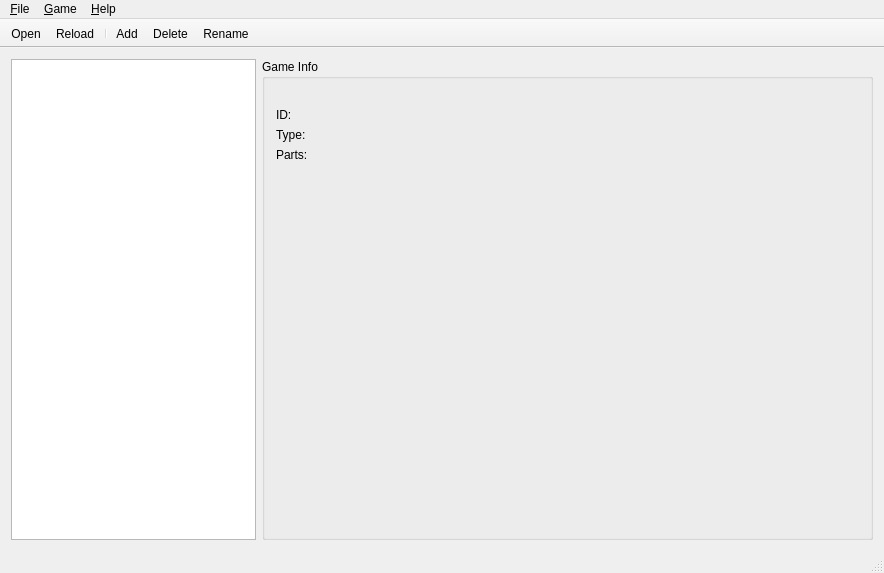
First picture: the form in src/MainWindow.ui, repository brainstream/OPL-PC-Tools, before the edit.
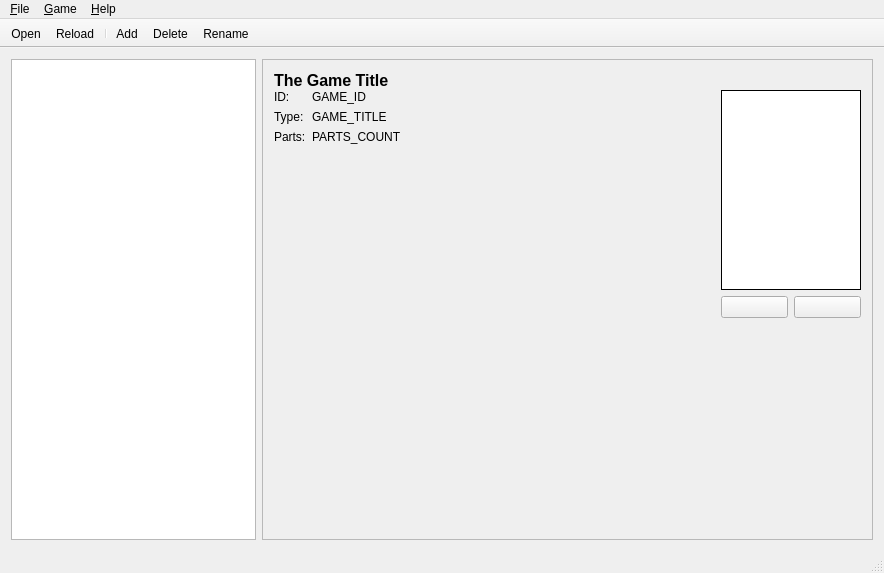
Second picture: the form after the edit. Icons and pictures are not drawn.

Commit message: Refactoring + basic UI for covers

Patch:
```diff
--- a/src/MainWindow.ui
+++ b/src/MainWindow.ui
@@ -36,17 +36,17 @@
      </widget>
     </item>
     <item>
-     <widget class="QGroupBox" name="groupBox">
+     <widget class="QFrame" name="frame">
       <property name="sizePolicy">
        <sizepolicy hsizetype="Expanding" vsizetype="Preferred">
         <horstretch>5</horstretch>
         <verstretch>0</verstretch>
        </sizepolicy>
       </property>
-      <property name="title">
-       <string>Game Info</string>
+      <property name="frameShape">
+       <enum>QFrame::StyledPanel</enum>
       </property>
-      <layout class="QVBoxLayout" name="verticalLayout_2">
+      <layout class="QVBoxLayout" name="verticalLayout">
        <item>
         <widget class="QWidget" name="mp_widget_game_details" native="true">
          <layout class="QVBoxLayout" name="verticalLayout_5">
@@ -81,7 +81,7 @@
              </font>
             </property>
             <property name="text">
-             <string/>
+             <string notr="true">The Game Title</string>
             </property>
             <property name="textFormat">
              <enum>Qt::PlainText</enum>
@@ -98,7 +98,9 @@
            </widget>
           </item>
           <item>
-           <layout class="QFormLayout" name="formLayout">
+           <layout class="QHBoxLayout" name="mp_layout_game_details">
+            <item>
+             <layout class="QFormLayout" name="mp_layout_proprties">
             <item row="1" column="0">
              <widget class="QLabel" name="label_6">
               <property name="text">
@@ -109,7 +111,7 @@
             <item row="1" column="1">
              <widget class="QLabel" name="mp_label_game_id">
               <property name="text">
-               <string/>
+                 <string notr="true">GAME_ID</string>
               </property>
               <property name="textInteractionFlags">
                <set>Qt::TextSelectableByMouse</set>
@@ -126,7 +128,7 @@
             <item row="2" column="1">
              <widget class="QLabel" name="mp_label_game_type">
               <property name="text">
-               <string/>
+                 <string notr="true">GAME_TITLE</string>
               </property>
               <property name="textInteractionFlags">
                <set>Qt::TextSelectableByMouse</set>
@@ -143,10 +145,107 @@
             <item row="3" column="1">
              <widget class="QLabel" name="mp_label_game_parts">
               <property name="text">
-               <string/>
+                 <string notr="true">PARTS_COUNT</string>
               </property>
               <property name="textInteractionFlags">
                <set>Qt::TextSelectableByMouse</set>
+                </property>
+               </widget>
+              </item>
+             </layout>
+            </item>
+            <item>
+             <layout class="QVBoxLayout" name="verticalLayout_2">
+              <item>
+               <widget class="QLabel" name="mp_label_cover">
+                <property name="sizePolicy">
+                 <sizepolicy hsizetype="Fixed" vsizetype="Fixed">
+                  <horstretch>0</horstretch>
+                  <verstretch>0</verstretch>
+                 </sizepolicy>
+                </property>
+                <property name="minimumSize">
+                 <size>
+                  <width>140</width>
+                  <height>200</height>
+                 </size>
+                </property>
+                <property name="styleSheet">
+                 <string notr="true">QLabel {
+	background-color: white;
+}</string>
+                </property>
+                <property name="frameShape">
+                 <enum>QFrame::Panel</enum>
+                </property>
+                <property name="text">
+                 <string notr="true"/>
+                </property>
+               </widget>
+              </item>
+              <item>
+               <layout class="QHBoxLayout" name="mp_layout_cover_buttons">
+                <item>
+                 <widget class="QPushButton" name="pushButton_2">
+                  <property name="sizePolicy">
+                   <sizepolicy hsizetype="Fixed" vsizetype="Fixed">
+                    <horstretch>0</horstretch>
+                    <verstretch>0</verstretch>
+                   </sizepolicy>
+                  </property>
+                  <property name="minimumSize">
+                   <size>
+                    <width>67</width>
+                    <height>0</height>
+                   </size>
+                  </property>
+                  <property name="toolTip">
+                   <string>Remove Cover</string>
+                  </property>
+                  <property name="text">
+                   <string/>
+                  </property>
+                  <property name="icon">
+                   <iconset resource="Resources.qrc">
+                    <normaloff>:/icons/edit-delete</normaloff>:/icons/edit-delete</iconset>
+                  </property>
+                  <property name="iconSize">
+                   <size>
+                    <width>24</width>
+                    <height>24</height>
+                   </size>
+                  </property>
+                 </widget>
+                </item>
+                <item>
+                 <widget class="QPushButton" name="pushButton">
+                  <property name="sizePolicy">
+                   <sizepolicy hsizetype="Fixed" vsizetype="Fixed">
+                    <horstretch>0</horstretch>
+                    <verstretch>0</verstretch>
+                   </sizepolicy>
+                  </property>
+                  <property name="minimumSize">
+                   <size>
+                    <width>67</width>
+                    <height>0</height>
+                   </size>
+                  </property>
+                  <property name="toolTip">
+                   <string>Set Cover</string>
+                  </property>
+                  <property name="text">
+                   <string/>
+                  </property>
+                  <property name="icon">
+                   <iconset resource="Resources.qrc">
+                    <normaloff>:/icons/document-edit</normaloff>:/icons/document-edit</iconset>
+                  </property>
+                  <property name="iconSize">
+                   <size>
+                    <width>24</width>
+                    <height>24</height>
+                   </size>
               </property>
              </widget>
             </item>
@@ -164,6 +263,10 @@
              </size>
             </property>
            </spacer>
+              </item>
+             </layout>
+            </item>
+           </layout>
           </item>
          </layout>
         </widget>
```
Lines whose indentation alone changed are shown as unchanged. The commit also changes 15 other files.
